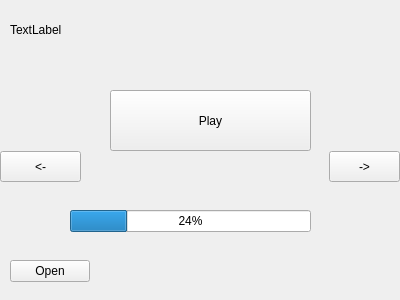
Before: the Qt Designer form ViewLayer/SongPlayerUi.ui in UCSolarCarTeam/Epsilon-Onboard-Media-Control, drawn with Qt 5.
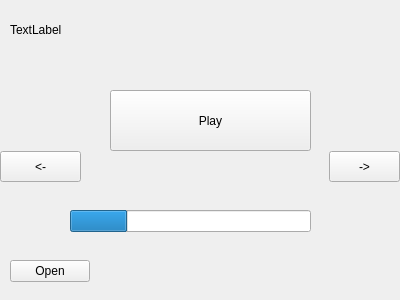
After: the same form once the commit is applied.

Diff of the .ui file:
```diff
--- a/ViewLayer/SongPlayerUi.ui
+++ b/ViewLayer/SongPlayerUi.ui
@@ -80,6 +80,9 @@
    <property name="value">
     <number>24</number>
    </property>
+   <property name="textVisible">
+    <bool>false</bool>
+   </property>
   </widget>
   <widget class="QPushButton" name="PlayButton">
    <property name="geometry">
```
